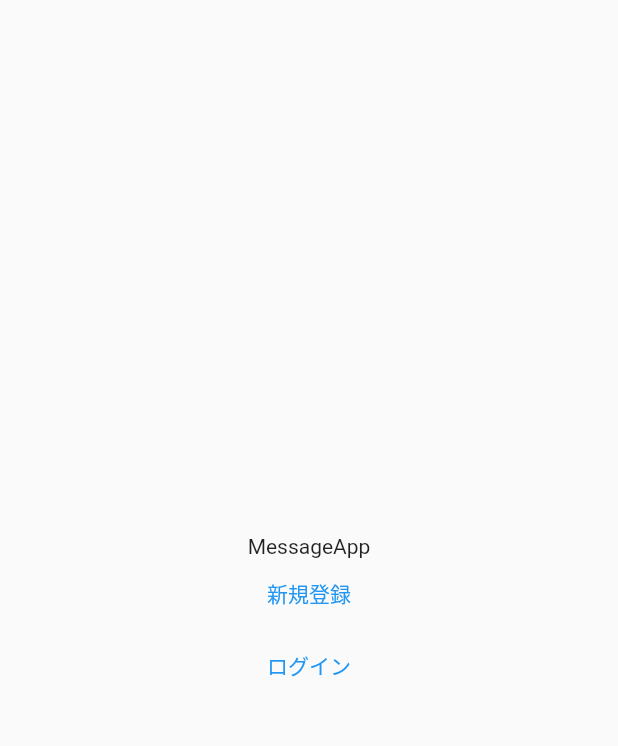
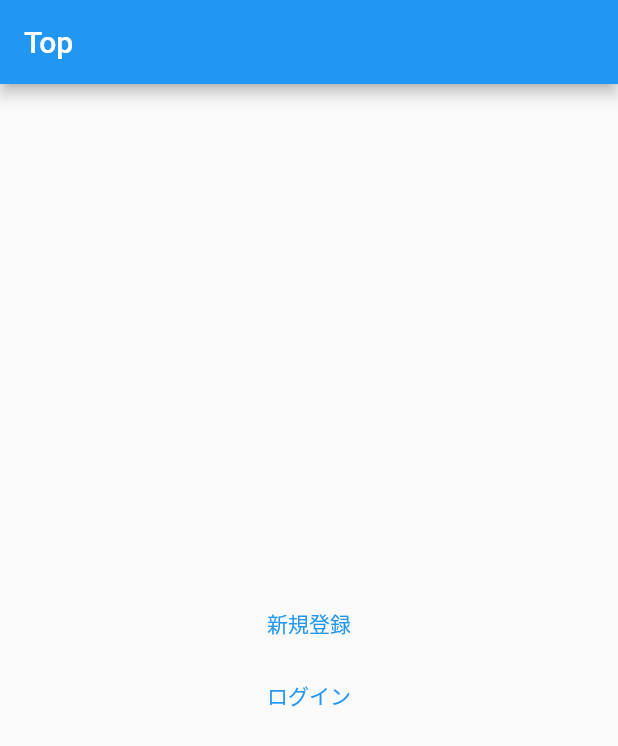
Before and after one commit to tttuuu1234/flutter_message_sample_app, a Flutter app: the screen it shows after launch, on a phone screen of 412 x 824 dp. Shown: the top 746 px of the screen. Run offline on Flutter 3.47's test engine with Material 2 defaults, Android fonts, the phone set to English and light mode, and no system bars; our stand-ins replace firebase_core; accounts and stored records are empty.

Commit message:
:sparkles: Top画面にappBarの追加

```diff
--- a/lib/pages/top_page.dart
+++ b/lib/pages/top_page.dart
@@ -6,11 +6,13 @@ class TopPage extends StatelessWidget {
   @override
   Widget build(BuildContext context) {
     return Scaffold(
+      appBar: AppBar(
+        title: const Text('Top'),
+      ),
       body: Center(
         child: Column(
           mainAxisAlignment: MainAxisAlignment.center,
           children: [
-            Text('MessageApp'),
             TextButton(
               onPressed: () {},
               child: const Text('新規登録'),
```
